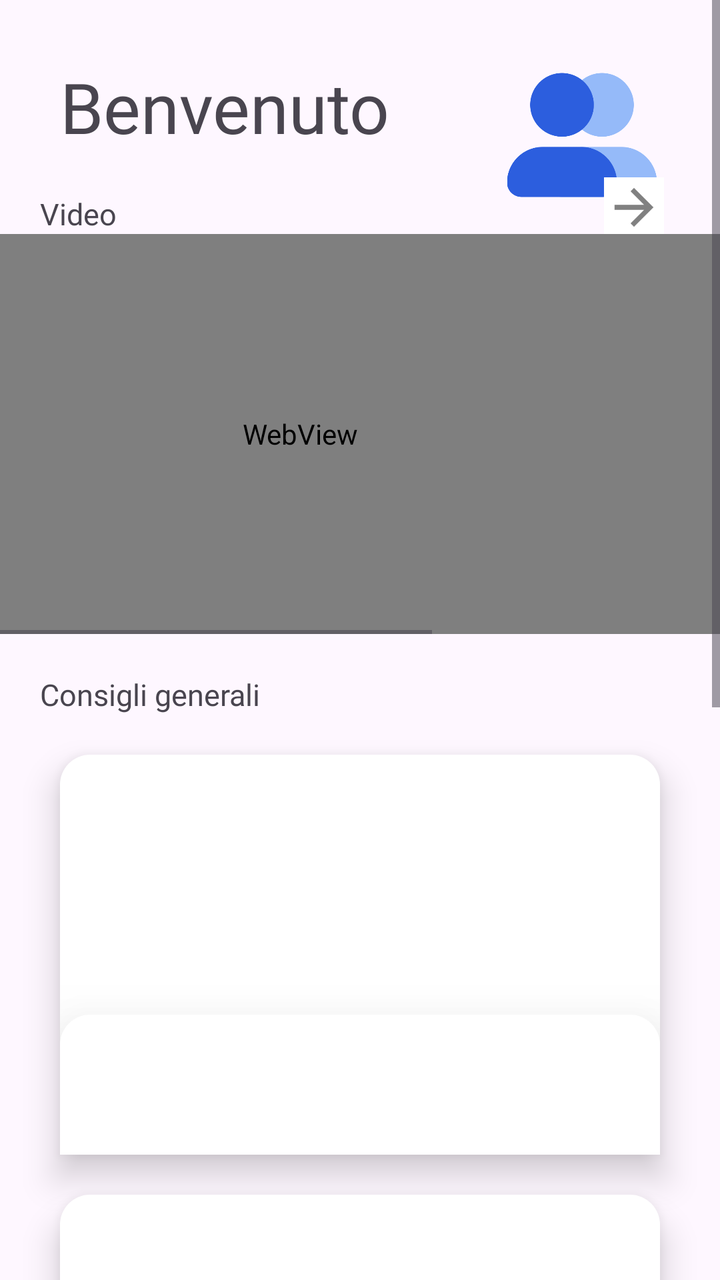
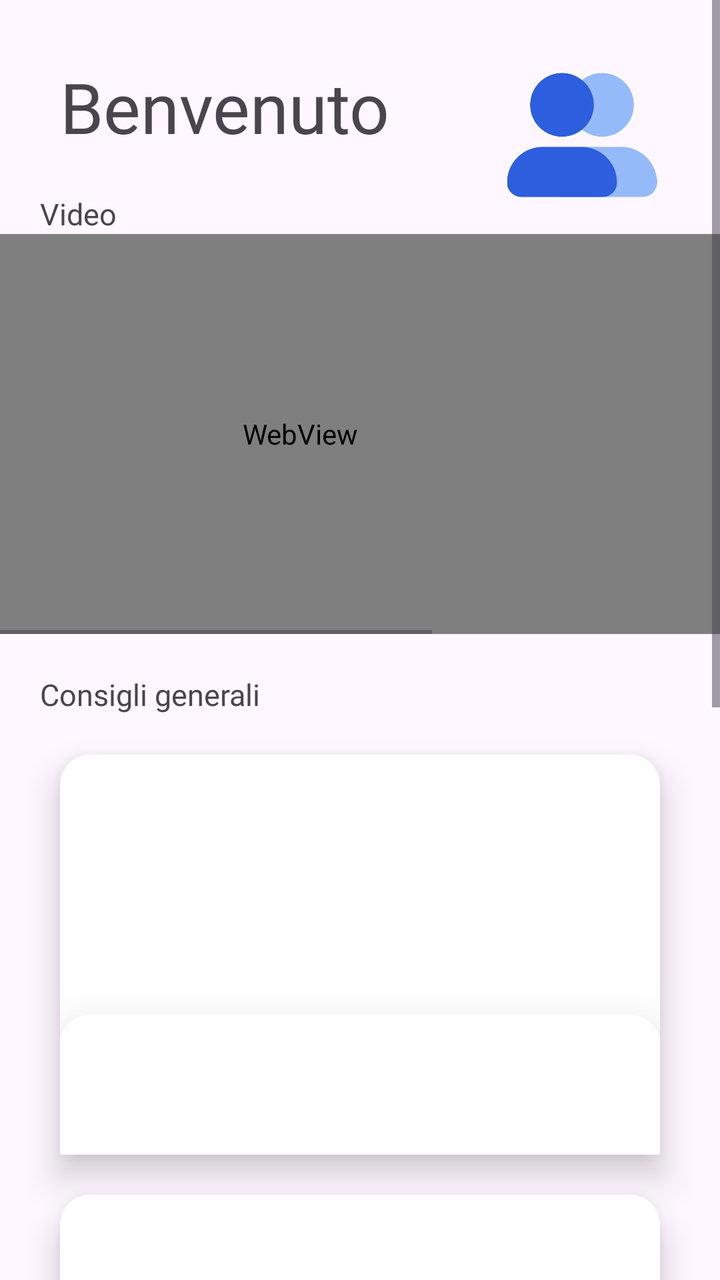

Compare the two renders of this Android layout. The source of the first and the diff that turns it into the second are given below.
<!-- AndroidManifest.xml: application theme Theme.AsilApp -->
<!-- res/layout/fragment_home.xml -->
<?xml version="1.0" encoding="utf-8"?>
<ScrollView xmlns:app="http://schemas.android.com/apk/res-auto"
    xmlns:tools="http://schemas.android.com/tools"
    android:layout_width="match_parent"
    android:layout_height="match_parent"
    xmlns:android="http://schemas.android.com/apk/res/android">

    <androidx.constraintlayout.widget.ConstraintLayout
        android:layout_width="match_parent"
        android:layout_height="match_parent"
        tools:context=".view.home.HomeFragment">


        <TextView
            android:id="@+id/welcomeText"
            android:layout_width="wrap_content"
            android:layout_height="wrap_content"
            android:layout_marginLeft="30dp"
            android:layout_marginTop="30dp"
            android:fontFamily="@font/titillium_web_bold"
            android:text="@string/welcome"
            android:textSize="@dimen/title2FontSize"
            app:layout_constraintLeft_toLeftOf="parent"
            app:layout_constraintTop_toTopOf="parent" />


        <ImageView
            android:layout_width="78dp"
            android:layout_height="75dp"
            android:layout_marginTop="30dp"
            android:layout_marginRight="30dp"
            android:src="@drawable/users"
            app:layout_constraintRight_toRightOf="parent"
            app:layout_constraintTop_toTopOf="parent"
            tools:layout_editor_absoluteX="411dp" />


        <TextView
            android:id="@+id/textVideoSection"
            android:layout_width="wrap_content"
            android:layout_height="wrap_content"
            android:layout_margin="20dp"
            android:layout_marginLeft="30dp"
            android:layout_marginTop="@dimen/marginTopFragmentHome"
            android:fontFamily="@font/titillium_web_bold"
            android:text="Video"
            android:textSize="@dimen/title3FontSize"
            app:layout_constraintLeft_toLeftOf="parent"
            app:layout_constraintTop_toBottomOf="@id/welcomeText" />


        <androidx.constraintlayout.utils.widget.ImageFilterView
            android:layout_width="30dp"
            android:layout_height="30dp"
            android:layout_marginTop="12dp"
            android:layout_marginRight="28dp"
            android:src="@mipmap/arrow_forward"
            app:layout_constraintRight_toRightOf="parent"


            app:layout_constraintTop_toBottomOf="@id/welcomeText" />

        <HorizontalScrollView xmlns:android="http://schemas.android.com/apk/res/android"
            android:id="@+id/scrollBarVideo"
            android:layout_width="match_parent"
            android:layout_height="200dp"
            android:layout_marginTop="0dp"
            android:fadeScrollbars="false"
            android:scrollbarSize="2dp"
            android:scrollbars="horizontal"
            app:layout_constraintTop_toBottomOf="@+id/textVideoSection">

            <LinearLayout
                android:id="@+id/layoutVideo"
                android:layout_width="match_parent"
                android:layout_height="match_parent"
                android:orientation="horizontal">


                <WebView
                    android:id="@+id/firstVideoView"
                    android:layout_width="300dp"
                    android:layout_height="match_parent" />

                <WebView
                    android:id="@+id/secondVideoView"
                    android:layout_width="300dp"
                    android:layout_height="match_parent" />

            </LinearLayout>
        </HorizontalScrollView>

        <TextView
            android:id="@+id/tipsHomeSection"
            android:layout_width="wrap_content"
            android:layout_height="wrap_content"
            android:layout_margin="20dp"
            android:layout_marginLeft="30dp"
            android:layout_marginTop="@dimen/marginTopFragmentHome"
            android:fontFamily="@font/titillium_web_bold"
            android:text="Consigli generali"
            android:textSize="@dimen/title3FontSize"
            app:layout_constraintLeft_toLeftOf="parent"
            app:layout_constraintTop_toBottomOf="@+id/scrollBarVideo" />


        <androidx.constraintlayout.widget.ConstraintLayout
            android:id="@+id/cardNutritionalTips"
            android:layout_width="match_parent"
            android:layout_height="200dp"
            android:layout_marginLeft="30dp"
            android:layout_marginTop="20dp"
            android:layout_marginRight="30dp"
            android:layout_weight="1"
            android:background="@drawable/rounded_cards"
            android:elevation="10dp"
            app:layout_constraintLeft_toLeftOf="parent"
            app:layout_constraintRight_toRightOf="parent"
            app:layout_constraintTop_toBottomOf="@+id/tipsHomeSection">

            <TextView
                android:layout_width="match_parent"
                android:layout_height="70dp"
                android:layout_marginBottom="0dp"

                android:background="@drawable/rounded_cards"
                android:elevation="30dp"
                app:layout_constraintBottom_toBottomOf="parent" />
        </androidx.constraintlayout.widget.ConstraintLayout>


        <androidx.constraintlayout.widget.ConstraintLayout
            android:id="@+id/cardWelnessTips"
            android:layout_width="match_parent"
            android:layout_height="200dp"
            android:layout_marginLeft="30dp"
            android:layout_marginTop="20dp"
            android:layout_marginRight="30dp"
            android:layout_weight="1"
            android:background="@drawable/rounded_cards"
            android:elevation="10dp"
            app:layout_constraintLeft_toLeftOf="parent"
            app:layout_constraintRight_toRightOf="parent"
            app:layout_constraintTop_toBottomOf="@+id/cardNutritionalTips">

            <TextView
                android:layout_width="match_parent"
                android:layout_height="70dp"
                android:layout_marginBottom="0dp"

                android:background="@drawable/rounded_cards"
                android:elevation="30dp"
                app:layout_constraintBottom_toBottomOf="parent" />
        </androidx.constraintlayout.widget.ConstraintLayout>


        <TextView
            android:id="@+id/outGoingsHomeSection"
            android:layout_width="wrap_content"
            android:layout_height="wrap_content"
            android:layout_margin="20dp"
            android:layout_marginLeft="30dp"
            android:layout_marginTop="@dimen/marginTopFragmentHome"
            android:fontFamily="@font/titillium_web_bold"
            android:text="Gestione spesa"
            android:textSize="@dimen/title3FontSize"
            app:layout_constraintLeft_toLeftOf="parent"
            app:layout_constraintTop_toBottomOf="@+id/cardWelnessTips" />

        <com.github.mikephil.charting.charts.PieChart
            android:id="@+id/pieChart"
            android:layout_width="300dp"
            android:layout_height="300dp"
            android:layout_marginTop="20dp"
            app:layout_constraintEnd_toEndOf="parent"
            app:layout_constraintHorizontal_bias="0.5"
            app:layout_constraintStart_toStartOf="parent"
            app:layout_constraintTop_toBottomOf="@+id/outGoingsHomeSection" />


    </androidx.constraintlayout.widget.ConstraintLayout>
</ScrollView>
<!-- resources referenced by this layout -->
<resources>
  <dimen name="marginTopFragmentHome">40dp</dimen>
  <dimen name="title2FontSize">35dp</dimen>
  <dimen name="title3FontSize">15dp</dimen>
  <!-- drawable rounded_cards (drawable) -->
  <?xml version="1.0" encoding="utf-8"?>
  <shape xmlns:android="http://schemas.android.com/apk/res/android"
      android:shape="rectangle"
      android:padding="10dp">
      <solid android:color="#FFFFFF" />
  
      <corners
          android:bottomRightRadius="0dp"
          android:bottomLeftRadius="0dp"
          android:topLeftRadius="15dp"
          android:topRightRadius="15dp" />
  </shape>
  <!-- drawable users: png bitmap (drawable, 15416 bytes) -->
  <!-- mipmap arrow_forward: png bitmap (mipmap-hdpi, 598 bytes) -->
  <string name="welcome">Benvenuto</string>
  <style name="Theme.AsilApp" parent="Base.Theme.AsilApp" />
  <style name="Base.Theme.AsilApp" parent="Theme.Material3.DayNight.NoActionBar">
  
      </style>
</resources>

<!-- the commit's change to res/layout/fragment_home.xml (unified diff, before → after) -->
@@ -49,16 +49,6 @@
             app:layout_constraintTop_toBottomOf="@id/welcomeText" />
 
 
-        <androidx.constraintlayout.utils.widget.ImageFilterView
-            android:layout_width="30dp"
-            android:layout_height="30dp"
-            android:layout_marginTop="12dp"
-            android:layout_marginRight="28dp"
-            android:src="@mipmap/arrow_forward"
-            app:layout_constraintRight_toRightOf="parent"
-
-
-            app:layout_constraintTop_toBottomOf="@id/welcomeText" />
 
         <HorizontalScrollView xmlns:android="http://schemas.android.com/apk/res/android"
             android:id="@+id/scrollBarVideo"
@@ -167,6 +157,16 @@
             app:layout_constraintLeft_toLeftOf="parent"
             app:layout_constraintTop_toBottomOf="@+id/cardWelnessTips" />
 
+
+        <ImageView
+            android:layout_width="30dp"
+            android:layout_height="30dp"
+            android:layout_marginTop="20dp"
+            android:layout_marginRight="30dp"
+            android:src="@mipmap/arrow_forward"
+            app:layout_constraintRight_toRightOf="parent"
+            app:layout_constraintTop_toBottomOf="@+id/cardWelnessTips" />
+
         <com.github.mikephil.charting.charts.PieChart
             android:id="@+id/pieChart"
             android:layout_width="300dp"
